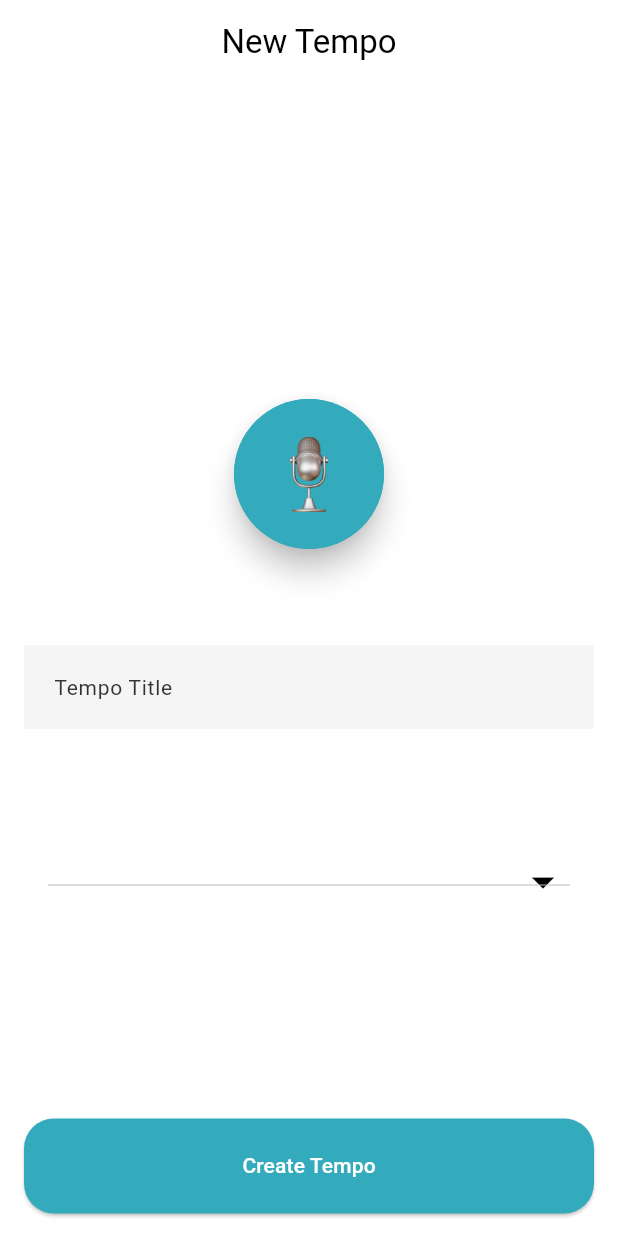
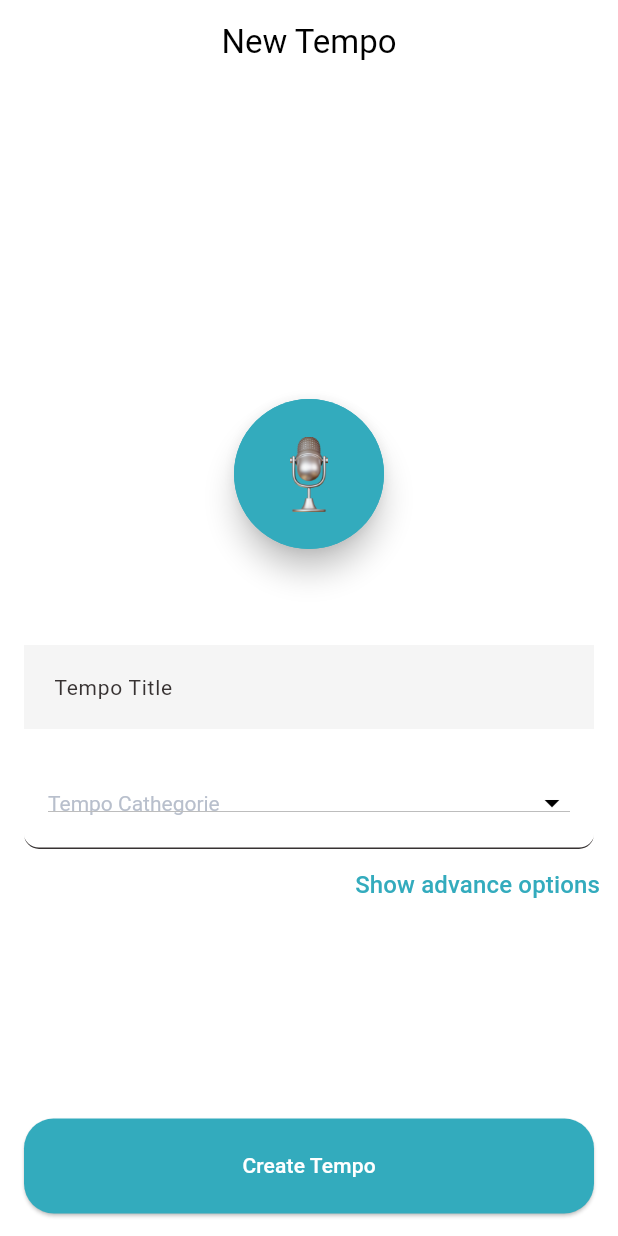
Before and after one commit to arolleaguekeng/tempo, a Flutter app: the SingleSong screen opened directly, on a phone screen of 412 x 824 dp. Run offline on Flutter 3.47's test engine with Material 3 defaults, Android fonts, the light colour scheme and no system bars; drawn by our look-alikes of avatar_glow; our stand-ins replace auto_size_text, carousel_slider, cloud_firestore, firebase_auth, firebase_core, flutter_native_splash and 6 more; accounts and stored records are empty; generated files the repository leaves out were written again; Roboto replaces fonts that are missing (Poppins).

Commit message:
update localization strings for SingleSong page and enhance layout with dropdown and button

```diff
--- a/lib/l10n/app_en.arb
+++ b/lib/l10n/app_en.arb
@@ -17,5 +17,7 @@
   "tempochoice_singlesong_page_appbar_title":"New Tempo",
   "tempochoice_promptsong_page_appbar_title":"New Tempo",
   "tempochoice_singlesong_page_button_text":"Create Tempo",
-  "tempochoice_singlesong_page_textfield_hint":"Tempo Title"
+  "tempochoice_singlesong_page_textfield_hint":"Tempo Title",
+  "tempochoice_singlesong_page_dropdown_hint": "Tempo Cathegorie",
+  "tempochoice_singlesong_page_textbutton_title":"Show advance options"
 }
--- a/lib/l10n/app_fr.arb
+++ b/lib/l10n/app_fr.arb
@@ -17,5 +17,7 @@
   "tempochoice_singlesong_page_appbar_title":"Nouveau Tempo",
   "tempochoice_promptsong_page_appbar_title":"Nouveau Tempo",
   "tempochoice_singlesong_page_button_text":"Créer un tempo",
-  "tempochoice_singlesong_page_textfield_hint":"Titre du Tempo"
+  "tempochoice_singlesong_page_textfield_hint":"Titre du Tempo",
+  "tempochoice_singlesong_page_dropdown_hint": "Tempo par categorie",
+  "tempochoice_singlesong_page_textbutton_title":"Options avancés"
 }
--- a/lib/modules/music_generator/pages/tempochoice_singlesong.dart
+++ b/lib/modules/music_generator/pages/tempochoice_singlesong.dart
@@ -85,10 +85,12 @@ class _SingleSongState extends State<SingleSong> {
                     ),
                   ),
                   Container(
-                    margin:
-                        const EdgeInsets.symmetric(vertical: superLargePadding),
-                    padding: const EdgeInsets.only(
-                        left: appPadding, right: appPadding),
+                    margin: const EdgeInsets.only(
+                      top: superLargePadding,
+                      bottom: appPadding,
+                      left: appPadding,
+                      right: appPadding,
+                    ),
                     height: 60.0,
                     width: Responsive.isMobile(context)
                         ? mysize.width
@@ -111,20 +113,37 @@ class _SingleSongState extends State<SingleSong> {
                   ),
                   Container(
                     margin: const EdgeInsets.symmetric(horizontal: appPadding),
-                    padding: const EdgeInsets.symmetric(
-                        vertical: appPadding, horizontal: appPadding),
+                    padding: const EdgeInsets.all(appPadding),
                     height: 60.0,
+                    decoration: BoxDecoration(
+                      border: const Border(
+                        bottom: BorderSide(
+                          color: textColor,
+                          width: 1.0,
+                        ),
+                      ),
+                      borderRadius: BorderRadius.circular(10.0),
+                    ),
                     width: Responsive.isMobile(context)
                         ? mysize.width
                         : mysize.width / 3,
-                    decoration: BoxDecoration(),
                     child: DropdownButton(
                       value: value,
-                      iconSize: 36,
+                      iconSize: 24,
                       isExpanded: true,
                       icon: Icon(
                         Icons.arrow_drop_down,
                         color: Colors.black,
+                      ),
+                      style: const TextStyle(
+                        color: textColor,
+                      ),
+                      hint: Text(
+                        AppLocalizations.of(context)!
+                            .tempochoice_singlesong_page_dropdown_hint,
+                        style: TextStyle(
+                          color: textLightColor,
+                        ),
                       ),
                       items: items.map(buildMenuItem).toList(),
                       onChanged: (value) {
@@ -132,6 +151,26 @@ class _SingleSongState extends State<SingleSong> {
                           this.value = value;
                         });
                       },
+                    ),
+                  ),
+                  Container(
+                    margin: const EdgeInsets.only(left: appPadding),
+                    child: Row(
+                      mainAxisAlignment: MainAxisAlignment.end,
+                      crossAxisAlignment: CrossAxisAlignment.end,
+                      children: [
+                        TextButton(
+                          onPressed: () {},
+                          child: Text(
+                            AppLocalizations.of(context)!
+                                .tempochoice_singlesong_page_textbutton_title,
+                            style: TextStyle(
+                              color: primaryColor,
+                              fontSize: 16,
+                            ),
+                          ),
+                        ),
+                      ],
                     ),
                   ),
                 ],
```
